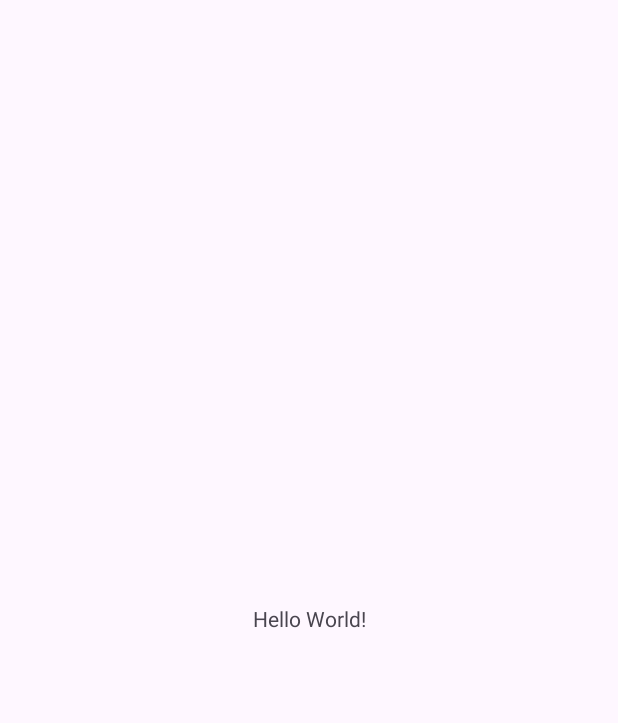
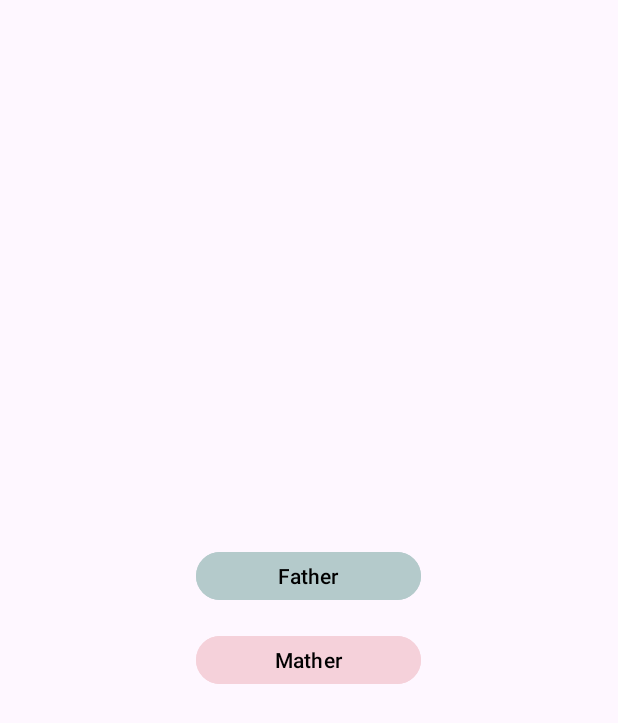
Before and after one commit to DhenisGit/Figuras_geometricas, an Android app: the screen it shows after launch (MainActivity), on a phone screen of 412 x 824 dp. Before the commit the part shown is almost empty. Shown: the top 723 px of the screen. Run offline under Robolectric (Android 15) with nearby library versions, the phone set to English and light mode, and no system bars.

Commit message:
reto avanzado

```diff
--- a/app/src/main/java/com/dhenis/polomorfismo/MainActivity.java
+++ b/app/src/main/java/com/dhenis/polomorfismo/MainActivity.java
@@ -1,6 +1,9 @@
 package com.dhenis.polomorfismo;
 
+import android.content.Intent;
 import android.os.Bundle;
+import android.view.View;
+import android.widget.Button;
 
 import androidx.appcompat.app.AppCompatActivity;
 
@@ -8,32 +11,56 @@ import com.dhenis.polomorfismo.ejemplos.Circulo;
 import com.dhenis.polomorfismo.ejemplos.Cuadrado;
 import com.dhenis.polomorfismo.ejemplos.Rectangulo;
 import com.dhenis.polomorfismo.ejemplos.Trapecio;
+import com.dhenis.polomorfismo.listado.FatherActivity;
+import com.dhenis.polomorfismo.listado.MatherActivity;
 
 public class MainActivity extends AppCompatActivity {
+
+    Button btn_father;
+    Button btn_mather;
 
     @Override
     protected void onCreate(Bundle savedInstanceState) {
         super.onCreate(savedInstanceState);
         setContentView(R.layout.activity_main);
 
+        btn_father =findViewById(R.id.btn_father);
+        btn_mather = findViewById(R.id.btn_mather);
+
+        btn_father.setOnClickListener(new View.OnClickListener() {
+            @Override
+            public void onClick(View view) {
+                startActivity(new Intent(MainActivity.this, FatherActivity.class));
+
+            }
+        });
+
+        btn_mather.setOnClickListener(new View.OnClickListener() {
+            @Override
+            public void onClick(View view) {
+                startActivity(new Intent(MainActivity.this, MatherActivity.class));
+
+            }
+        });
+
         /*===================TRAPECIO====================================*/
 
-        Trapecio trapecio = new Trapecio(10, 7, 3);
-
-        Integer b = trapecio.getB();
-        System.out.println("Valor b: " + b);
-        Integer C = trapecio.getC();
-        System.out.println("Valor C: " + C);
-        Integer h = trapecio.getH();
-        System.out.println("Valor h: " + h);
-
-        Integer resultado_trapecio = (b + C) * h;
-        Double resultado_total = (double) (resultado_trapecio / 5);
-
-        System.out.println("Total de A: " + resultado_total);
+//        Trapecio trapecio = new Trapecio(10, 7, 3);
+//
+//        Integer b = trapecio.getB();
+//        System.out.println("Valor b: " + b);
+//        Integer C = trapecio.getC();
+//        System.out.println("Valor C: " + C);
+//        Integer h = trapecio.getH();
+//        System.out.println("Valor h: " + h);
+//
+//        Integer resultado_trapecio = (b + C) * h;
+//        Double resultado_total = (double) (resultado_trapecio / 5);
+//
+//        System.out.println("Total de A: " + resultado_total);
 
         /*=================================================================*/
-
+/*
         System.out.println("=======================================");
 
         trapecio.setB(5);
@@ -51,7 +78,7 @@ public class MainActivity extends AppCompatActivity {
         Integer resultafo_trepae1 = (b_1 + C_2) * h_3;
         Integer resultado_final = (resultafo_trepae1 / 8);
 
-        System.out.println("Total de set:" + resultado_final);
+        System.out.println("Total de set:" + resultado_final);*/
 
         /*===============================================================*/
         /*===================CIRCULO====================================*/
--- a/app/src/main/res/layout/activity_main.xml
+++ b/app/src/main/res/layout/activity_main.xml
@@ -1,18 +1,28 @@
 <?xml version="1.0" encoding="utf-8"?>
-<androidx.constraintlayout.widget.ConstraintLayout xmlns:android="http://schemas.android.com/apk/res/android"
+<LinearLayout xmlns:android="http://schemas.android.com/apk/res/android"
     xmlns:app="http://schemas.android.com/apk/res-auto"
     xmlns:tools="http://schemas.android.com/tools"
     android:layout_width="match_parent"
+    android:orientation="vertical"
+    android:gravity="center"
     android:layout_height="match_parent"
     tools:context=".MainActivity">
 
-    <TextView
-        android:layout_width="wrap_content"
-        android:layout_height="wrap_content"
-        android:text="Hello World!"
-        app:layout_constraintBottom_toBottomOf="parent"
-        app:layout_constraintEnd_toEndOf="parent"
-        app:layout_constraintStart_toStartOf="parent"
-        app:layout_constraintTop_toTopOf="parent" />
+    <Button
+        android:id="@+id/btn_father"
+        android:layout_width="150dp"
+        android:layout_height="40dp"
+        android:backgroundTint="#B4CACB"
+        android:text="Father"
+        android:textColor="#000000"/>
 
-</androidx.constraintlayout.widget.ConstraintLayout>
+    <Button
+        android:id="@+id/btn_mather"
+        android:layout_width="150dp"
+        android:layout_height="40dp"
+        android:layout_marginTop="16dp"
+        android:backgroundTint="#F5D1DA"
+        android:text="Mather"
+        android:textColor="#000000"/>
+
+</LinearLayout>
```
Also changed, not shown: app/src/main/AndroidManifest.xml (+9 -0 lines), app/src/main/java/com/dhenis/polomorfismo/listado/FatherActivity.java (added, +16 -0 lines), app/src/main/java/com/dhenis/polomorfismo/listado/MatherActivity.java (added, +16 -0 lines), app/src/main/java/com/dhenis/polomorfismo/listado/SonActivity.java (added, +16 -0 lines), app/src/main/res/drawable/circle.xml (added, +11 -0 lines), app/src/main/res/drawable/rounde.xml (added, +12 -0 lines), app/src/main/res/layout/activity_father.xml (added, +42 -0 lines), app/src/main/res/layout/activity_mather.xml (added, +9 -0 lines), app/src/main/res/layout/activity_son.xml (added, +9 -0 lines).
